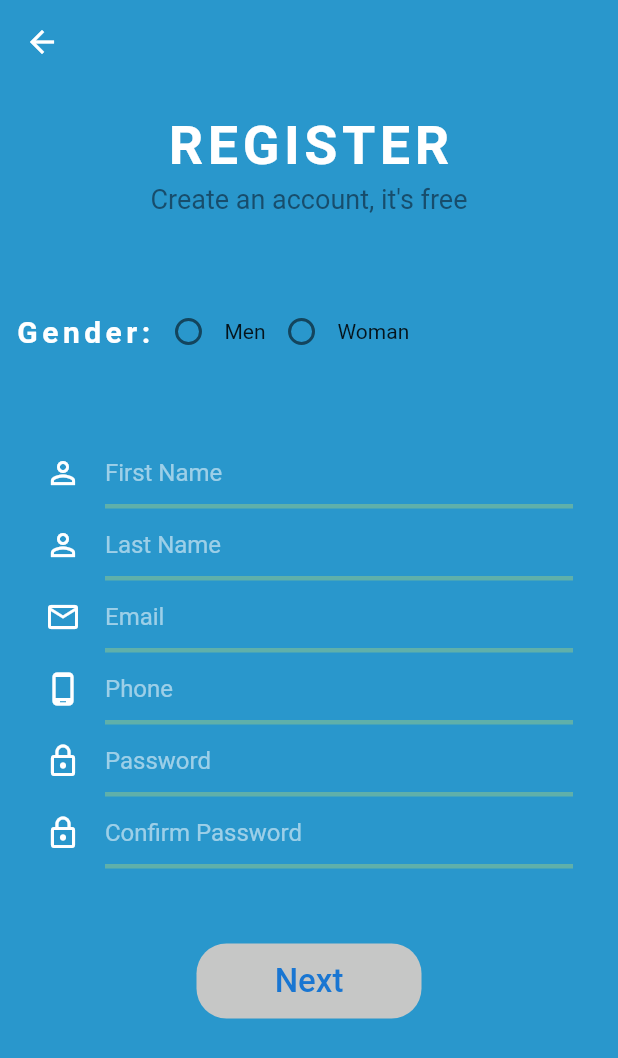
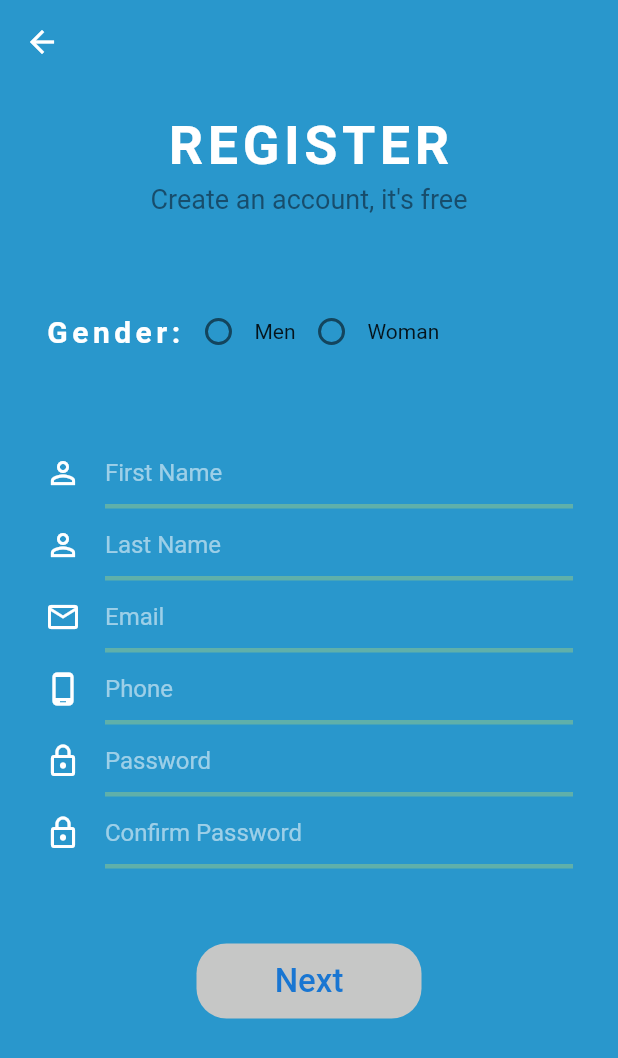
Before and after one commit to mimib00/Pharmacy-App, a Flutter app: the Register screen opened directly, on a phone screen of 412 x 824 dp. Shown: the top 1058 px of the screen. Run offline on Flutter 3.47's test engine with Material 2 defaults, Android fonts, the phone set to English and light mode, and no system bars; drawn by our look-alikes of group_radio_button; our stand-ins replace cloud_firestore, firebase_auth, firebase_core, flutter_svg, font_awesome_flutter, image_picker and 1 more; accounts and stored records are empty.

Commit message:
UI improvments

```diff
--- a/lib/views/checkout_steps/step2_register.dart
+++ b/lib/views/checkout_steps/step2_register.dart
@@ -101,7 +101,9 @@ class _FirstPageState extends State<FirstPage> {
             ),
           ),
           SizedBox(height: 50),
-          Row(
+          Padding(
+            padding: const EdgeInsets.only(left: 20),
+            child: Row(
               children: [
                 Text(
                   'Gender:',
@@ -123,6 +125,7 @@ class _FirstPageState extends State<FirstPage> {
                   direction: Axis.horizontal,
                 ),
               ],
+            ),
           ),
           Padding(
             padding: EdgeInsets.only(left: 20, right: 20, top: 50),
--- a/lib/widgets/cart_medcine_tile.dart
+++ b/lib/widgets/cart_medcine_tile.dart
@@ -71,7 +71,11 @@ class _CartMedcineTileState extends State<CartMedcineTile> {
               children: [
                 //Like Button
                 IconButton(
-                  onPressed: () {},
+                  onPressed: () {
+                    setState(() {
+                      widget.isFavorite = !widget.isFavorite;
+                    });
+                  },
                   icon: Icon(
                     widget.isFavorite ? Icons.favorite : Icons.favorite_outline,
                     size: 30,
--- a/pubspec.yaml
+++ b/pubspec.yaml
@@ -15,7 +15,7 @@ publish_to: "none" # Remove this line if you wish to publish to pub.dev
 # In iOS, build-name is used as CFBundleShortVersionString while build-number used as CFBundleVersion.
 # Read more about iOS versioning at
 # https://developer.apple.com/library/archive/documentation/General/Reference/InfoPlistKeyReference/Articles/CoreFoundationKeys.html
-version: 0.1.0+2
+version: 0.1.1+3
 
 environment:
   sdk: ">=2.12.0 <3.0.0"
```
Lines whose indentation alone changed are shown as unchanged.
